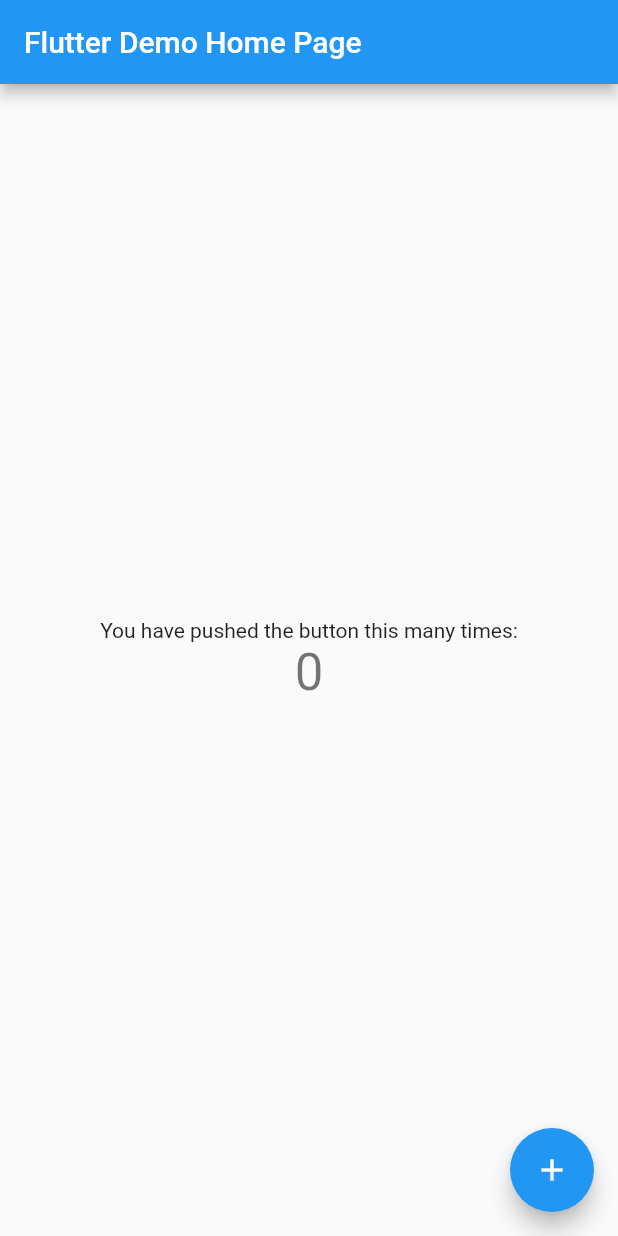
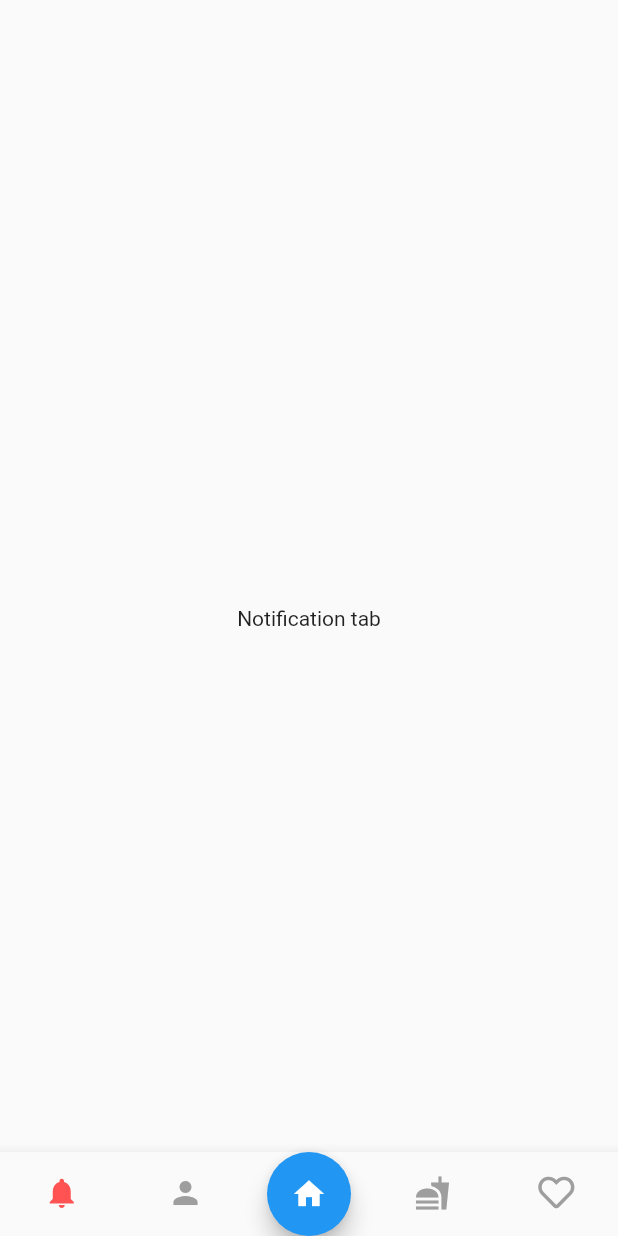
Before and after one commit to Istiak-Ahmed78/food_delivery, a Flutter app: the screen it shows after launch, on a phone screen of 412 x 824 dp. Run offline on Flutter 3.47's test engine with Material 2 defaults, Android fonts, the phone set to English and light mode, and no system bars; our stand-ins replace font_awesome_flutter.

Commit message:
Base design done

```diff
--- a/lib/main.dart
+++ b/lib/main.dart
@@ -1,4 +1,5 @@
 import 'package:flutter/material.dart';
+import 'views/screens/nav_bar/nav_bar.dart';
 
 void main() {
   runApp(const MyApp());
@@ -7,109 +8,11 @@ void main() {
 class MyApp extends StatelessWidget {
   const MyApp({Key? key}) : super(key: key);
 
-  // This widget is the root of your application.
   @override
   Widget build(BuildContext context) {
-    return MaterialApp(
-      title: 'Flutter Demo',
-      theme: ThemeData(
-        // This is the theme of your application.
-        //
-        // Try running your application with "flutter run". You'll see the
-        // application has a blue toolbar. Then, without quitting the app, try
-        // changing the primarySwatch below to Colors.green and then invoke
-        // "hot reload" (press "r" in the console where you ran "flutter run",
-        // or simply save your changes to "hot reload" in a Flutter IDE).
-        // Notice that the counter didn't reset back to zero; the application
-        // is not restarted.
-        primarySwatch: Colors.blue,
-      ),
-      home: const MyHomePage(title: 'Flutter Demo Home Page'),
+    return const MaterialApp(
+      debugShowCheckedModeBanner: false,
+      home: NavBar(),
     );
   }
 }
-
-class MyHomePage extends StatefulWidget {
-  const MyHomePage({Key? key, required this.title}) : super(key: key);
-
-  // This widget is the home page of your application. It is stateful, meaning
-  // that it has a State object (defined below) that contains fields that affect
-  // how it looks.
-
-  // This class is the configuration for the state. It holds the values (in this
-  // case the title) provided by the parent (in this case the App widget) and
-  // used by the build method of the State. Fields in a Widget subclass are
-  // always marked "final".
-
-  final String title;
-
-  @override
-  State<MyHomePage> createState() => _MyHomePageState();
-}
-
-class _MyHomePageState extends State<MyHomePage> {
-  int _counter = 0;
-
-  void _incrementCounter() {
-    setState(() {
-      // This call to setState tells the Flutter framework that something has
-      // changed in this State, which causes it to rerun the build method below
-      // so that the display can reflect the updated values. If we changed
-      // _counter without calling setState(), then the build method would not be
-      // called again, and so nothing would appear to happen.
-      _counter++;
-    });
-  }
-
-  @override
-  Widget build(BuildContext context) {
-    // This method is rerun every time setState is called, for instance as done
-    // by the _incrementCounter method above.
-    //
-    // The Flutter framework has been optimized to make rerunning build methods
-    // fast, so that you can just rebuild anything that needs updating rather
-    // than having to individually change instances of widgets.
-    return Scaffold(
-      appBar: AppBar(
-        // Here we take the value from the MyHomePage object that was created by
-        // the App.build method, and use it to set our appbar title.
-        title: Text(widget.title),
-      ),
-      body: Center(
-        // Center is a layout widget. It takes a single child and positions it
-        // in the middle of the parent.
-        child: Column(
-          // Column is also a layout widget. It takes a list of children and
-          // arranges them vertically. By default, it sizes itself to fit its
-          // children horizontally, and tries to be as tall as its parent.
-          //
-          // Invoke "debug painting" (press "p" in the console, choose the
-          // "Toggle Debug Paint" action from the Flutter Inspector in Android
-          // Studio, or the "Toggle Debug Paint" command in Visual Studio Code)
-          // to see the wireframe for each widget.
-          //
-          // Column has various properties to control how it sizes itself and
-          // how it positions its children. Here we use mainAxisAlignment to
-          // center the children vertically; the main axis here is the vertical
-          // axis because Columns are vertical (the cross axis would be
-          // horizontal).
-          mainAxisAlignment: MainAxisAlignment.center,
-          children: <Widget>[
-            const Text(
-              'You have pushed the button this many times:',
-            ),
-            Text(
-              '$_counter',
-              style: Theme.of(context).textTheme.headline4,
-            ),
-          ],
-        ),
-      ),
-      floatingActionButton: FloatingActionButton(
-        onPressed: _incrementCounter,
-        tooltip: 'Increment',
-        child: const Icon(Icons.add),
-      ), // This trailing comma makes auto-formatting nicer for build methods.
-    );
-  }
-}
--- /dev/null
+++ b/lib/views/screens/nav_bar/nav_bar.dart
@@ -0,0 +1,60 @@
+import 'package:flutter/material.dart';
+import 'package:food_delivery/views/styles/colors.dart';
+import 'nav_bar_items.dart';
+
+class NavBar extends StatefulWidget {
+  const NavBar({Key? key}) : super(key: key);
+
+  @override
+  State<NavBar> createState() => _NavBarState();
+}
+
+class _NavBarState extends State<NavBar> {
+  int _currentIndex = 0;
+  @override
+  Widget build(BuildContext context) {
+    return Scaffold(
+      floatingActionButtonLocation: FloatingActionButtonLocation.centerDocked,
+      floatingActionButton: FloatingActionButton(
+        onPressed: () {
+          setState(() {
+            _currentIndex = 2;
+          });
+        },
+        child: const Icon(Icons.home),
+      ),
+      body: Stack(
+        children: [
+          IndexedStack(
+            index: _currentIndex,
+            children: [
+              for (final navItem in BottomNavItem.bottomNavItemList)
+                navItem.screen,
+            ],
+          ),
+          Align(
+            alignment: Alignment.bottomCenter,
+            child: BottomNavigationBar(
+              selectedItemColor: kRedAccent,
+              unselectedItemColor: kGrey,
+              showSelectedLabels: false,
+              showUnselectedLabels: false,
+              type: BottomNavigationBarType.fixed,
+              currentIndex: _currentIndex,
+              onTap: (index) {
+                setState(() {
+                  _currentIndex = index;
+                });
+              },
+              items: [
+                for (final item in BottomNavItem.bottomNavItemList)
+                  BottomNavigationBarItem(
+                      icon: Icon(item.icon), label: item.title)
+              ],
+            ),
+          )
+        ],
+      ),
+    );
+  }
+}
--- /dev/null
+++ b/lib/views/screens/nav_bar/nav_bar_items.dart
@@ -0,0 +1,27 @@
+import 'package:flutter/material.dart';
+import 'package:food_delivery/views/screens/nav_bar_tabs/tabs.dart';
+import 'package:font_awesome_flutter/font_awesome_flutter.dart';
+
+class BottomNavItem {
+  final Widget screen;
+  final String title;
+  final IconData icon;
+
+  BottomNavItem(
+      {required this.screen, required this.title, required this.icon});
+  static List<BottomNavItem> bottomNavItemList = [
+    BottomNavItem(
+        screen: const NotificationTab(),
+        title: 'Notifications',
+        icon: Icons.notifications),
+    BottomNavItem(
+        screen: const AccountTab(), title: 'Account', icon: Icons.person),
+    BottomNavItem(screen: const HomeTab(), title: 'Home', icon: Icons.home),
+    BottomNavItem(
+        screen: const FoodTab(), title: 'Food', icon: Icons.fastfood_sharp),
+    BottomNavItem(
+        screen: const WishListTab(),
+        title: 'Wish List',
+        icon: FontAwesomeIcons.heart),
+  ];
+}
--- /dev/null
+++ b/lib/views/screens/nav_bar_tabs/notification_tab/notification_tab.dart
@@ -0,0 +1,13 @@
+import 'package:flutter/material.dart';
+
+class NotificationTab extends StatelessWidget {
+  const NotificationTab({Key? key}) : super(key: key);
+
+  @override
+  Widget build(BuildContext context) {
+    return const Center(
+      child: Text('Notification tab'),
+    );
+    ;
+  }
+}
--- /dev/null
+++ b/lib/views/screens/nav_bar_tabs/tabs.dart
@@ -0,0 +1,5 @@
+export 'account_tab/account_tab.dart';
+export 'food_tab/food_tab.dart';
+export 'home_tab/home_tab.dart';
+export 'notification_tab/notification_tab.dart';
+export 'wish_list_tab/wish_list_tab.dart';
```
Also changed, not shown: lib/views/screens/home_screen/home_screen.dart (added, +12 -0 lines), lib/views/screens/nav_bar_tabs/account_tab/account_tab.dart (added, +12 -0 lines), lib/views/screens/nav_bar_tabs/food_tab/food_tab.dart (added, +10 -0 lines), lib/views/screens/nav_bar_tabs/home_tab/home_tab.dart (added, +12 -0 lines), lib/views/screens/nav_bar_tabs/wish_list_tab/wish_list_tab.dart (added, +12 -0 lines), lib/views/styles/colors.dart (added, +18 -0 lines), pubspec.yaml (+1 -9 lines), lib/constants.dart (added), pubspec.lock.
